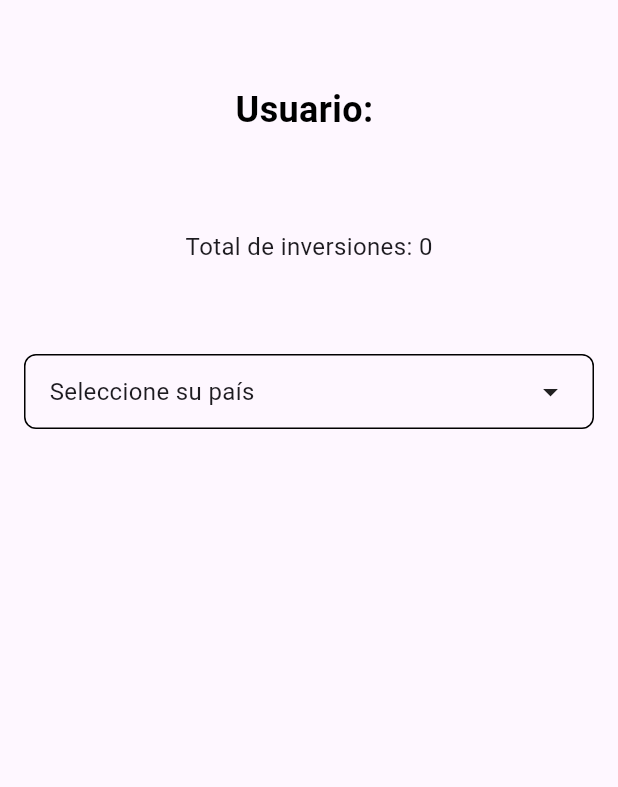
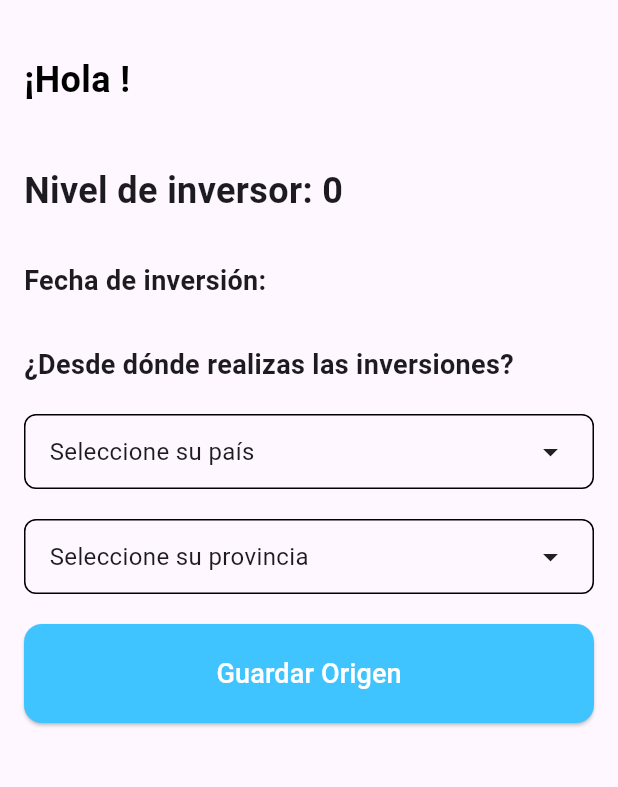
Before and after one commit to Mendez00/BreathBank, a Flutter app: the Ajustes screen opened directly, after a tap on the "menu" icon, after a tap on "Perfil", on a phone screen of 412 x 824 dp, the part 84-871 px from its top. Run offline on Flutter 3.47's test engine with Material 3 defaults, Android fonts, the phone set to English and light mode, and no system bars; our stand-ins replace cloud_firestore, country_picker, firebase_auth, firebase_core, just_audio, syncfusion_flutter_charts; accounts and stored records are empty.

Commit message:
Acabado pantallas Perfil y Ajustes.

```diff
--- a/lib/Paginas/ajustes.dart
+++ b/lib/Paginas/ajustes.dart
@@ -14,9 +14,12 @@ class Ajustes extends StatefulWidget {
 
 class EstadoAjustes extends State<Ajustes> {
   final TextEditingController nombreController = TextEditingController();
-  final TextEditingController contrasenaAntiguaController = TextEditingController();
-  final TextEditingController contrasenaNuevaController = TextEditingController();
-  final TextEditingController contrasenaRepetirController = TextEditingController();
+  final TextEditingController contrasenaAntiguaController =
+      TextEditingController();
+  final TextEditingController contrasenaNuevaController =
+      TextEditingController();
+  final TextEditingController contrasenaRepetirController =
+      TextEditingController();
   final FirebaseAuth _auth = FirebaseAuth.instance;
   final FirebaseFirestore _firestore = FirebaseFirestore.instance;
 
@@ -28,19 +31,17 @@ class EstadoAjustes extends State<Ajustes> {
     User? user = _auth.currentUser;
     if (user != null) {
       try {
-
         await user.updateDisplayName(nuevoNombre);
         await user.reload();
         user = _auth.currentUser;
 
-        DocumentReference userDocRef = _firestore.collection('usuarios').doc(user?.uid);
+        DocumentReference userDocRef =
+            _firestore.collection('usuarios').doc(user?.uid);
         DocumentSnapshot userDoc = await userDocRef.get();
 
         if (userDoc.exists) {
-
           await userDocRef.update({'nombre': nuevoNombre});
         } else {
-
           await userDocRef.set({'nombre': nuevoNombre});
         }
 
@@ -59,7 +60,8 @@ class EstadoAjustes extends State<Ajustes> {
     }
   }
 
-  Future<void> cambiarContrasena(String contrasenaAntigua, String nuevaContrasena) async {
+  Future<void> cambiarContrasena(
+      String contrasenaAntigua, String nuevaContrasena) async {
     User? user = _auth.currentUser;
     if (user != null) {
       AuthCredential credential = EmailAuthProvider.credential(
@@ -111,28 +113,35 @@ class EstadoAjustes extends State<Ajustes> {
         child: ListView(
           children: [
             const SizedBox(height: 20),
-            Center(
-              child: Column(
+            Row(
+              mainAxisAlignment: MainAxisAlignment.spaceBetween,
               children: [
-                  if (user?.photoURL != null)
-                    CircleAvatar(
-                      backgroundImage: NetworkImage(user!.photoURL!),
-                      radius: 50,
+                Text(
+                  '¡Hola $displayName!',
+                  style: TextStyle(
+                    fontSize: 24,
+                    fontWeight: FontWeight.bold,
+                    color: Colors.black,
                   ),
-                  const SizedBox(height: 20),
+                ),
+                const SizedBox(width: 5),
                 RichText(
                   text: TextSpan(
                     text: email,
-                      style: TextStyle(fontSize: 20, color: Colors.black),
+                    style: TextStyle(
+                        fontSize: 24,
+                        fontWeight: FontWeight.bold,
+                        color: Colors.blueAccent),
                   ),
                 ),
-                  const SizedBox(height: 20),
               ],
-              ),
             ),
             const SizedBox(height: 20),
             ExpansionTile(
-              title: Text('Cambiar nombre'),
+              title: Text(
+                'Cambiar nombre',
+                style: TextStyle(fontSize: 18, fontWeight: FontWeight.bold),
+              ),
               children: [
                 TextField(
                   controller: nombreController,
@@ -175,7 +184,10 @@ class EstadoAjustes extends State<Ajustes> {
               ],
             ),
             ExpansionTile(
-              title: Text('Cambiar contraseña'),
+              title: Text(
+                'Cambiar contraseña',
+                style: TextStyle(fontSize: 18, fontWeight: FontWeight.bold),
+              ),
               children: [
                 TextField(
                   controller: contrasenaAntiguaController,
@@ -274,7 +286,8 @@ class EstadoAjustes extends State<Ajustes> {
                         nuevaContrasena.isNotEmpty &&
                         repetirContrasena.isNotEmpty) {
                       if (nuevaContrasena == repetirContrasena) {
-                        await cambiarContrasena(contrasenaAntigua, nuevaContrasena);
+                        await cambiarContrasena(
+                            contrasenaAntigua, nuevaContrasena);
                       } else {
                         ScaffoldMessenger.of(context).showSnackBar(SnackBar(
                           content: Text('Las nuevas contraseñas no coinciden'),
--- a/lib/Paginas/perfil.dart
+++ b/lib/Paginas/perfil.dart
@@ -2,8 +2,8 @@ import 'package:flutter/material.dart';
 import 'package:firebase_auth/firebase_auth.dart';
 import 'package:cloud_firestore/cloud_firestore.dart';
 import 'package:intl/intl.dart';
-import 'package:breath_bank/Paginas/drawer.dart';
 import 'package:country_picker/country_picker.dart';
+import 'drawer.dart';
 
 class Perfil extends StatefulWidget {
   final Function()? onTap;
@@ -18,11 +18,11 @@ class EstadoPerfil extends State<Perfil> {
   final FirebaseAuth _auth = FirebaseAuth.instance;
   final FirebaseFirestore _firestore = FirebaseFirestore.instance;
 
-  String _displayName = '';
-  int _totalEjercicios = 0;
-  String _ultimaInversion = '';
-  String _primeraInversion = '';
+  String displayName = '';
+  int _nivelInversor = 0;
+  String _fechaInversion = '';
   String _selectedCountry = 'Seleccione su país';
+  String _selectedProvince = 'Seleccione su provincia';
 
   @override
   void initState() {
@@ -34,30 +34,42 @@ class EstadoPerfil extends State<Perfil> {
     User? user = _auth.currentUser;
     if (user != null) {
       setState(() {
-        _displayName = user.displayName ?? 'Por favor, actualiza tu nombre en la pantalla de ajustes';
+        displayName = user.displayName ?? '';
       });
 
       String userId = user.uid;
 
-      QuerySnapshot inversionesSnapshot = await _firestore
-          .collection('Inversiones')
-          .where('usuario_id', isEqualTo: userId)
-          .orderBy('fecha1')
-          .get();
+      try {
+        DocumentSnapshot resumenSnapshot = await _firestore
+            .collection('Prueba de nivel')
+            .doc(userId)
+            .collection('Pruebas')
+            .orderBy('fecha1', descending: true)
+            .limit(1)
+            .get()
+            .then((snapshot) => snapshot.docs.last);
 
-      if (inversionesSnapshot.docs.isNotEmpty) {
+        if (resumenSnapshot.exists) {
+          Map<String, dynamic> data = resumenSnapshot.data() as Map<String, dynamic>;
+
+          print("Data from Firestore: $data");
+
           setState(() {
-          List<DateTime> dates = inversionesSnapshot.docs.map((doc) {
-            Timestamp fecha = doc['fecha1'];
-            return fecha.toDate();
-          }).toList();
+            _nivelInversor = data['Nivel Inversor'] ?? 0;
+            Timestamp fecha = data['fecha1'] ?? Timestamp.now();
+            _fechaInversion = DateFormat('dd-MM-yyyy – kk:mm').format(fecha.toDate());
 
-          _totalEjercicios = inversionesSnapshot.docs.length;
-          dates.sort((a, b) => a.compareTo(b));
-          _primeraInversion = DateFormat('dd-MM-yyyy – kk:mm').format(dates.first);
-          _ultimaInversion = DateFormat('dd-MM-yyyy – kk:mm').format(dates.last);
+            print("Nivel Inversor: $_nivelInversor");
+            print("Fecha Inversión: $_fechaInversion");
           });
+        } else {
+          print("No existe documento de resumen para el usuario");
         }
+      } catch (e) {
+        print("Error al obtener datos del usuario: $e");
+      }
+    } else {
+      print("Usuario no está autenticado");
     }
   }
 
@@ -67,10 +79,49 @@ class EstadoPerfil extends State<Perfil> {
       showPhoneCode: false,
       onSelect: (Country country) {
         setState(() {
-          _selectedCountry = country.name;
+          _selectedCountry = country.name == "Spain" ? "España" : country.name;
         });
       },
     );
+  }
+
+  void _showProvincePicker() {
+    showDialog(
+      context: context,
+      builder: (BuildContext context) {
+        return AlertDialog(
+          title: Text('Seleccione su provincia'),
+          content: Container(
+            width: double.minPositive,
+            child: ListView.builder(
+              shrinkWrap: true,
+              itemCount: provinciasEspana.length,
+              itemBuilder: (BuildContext context, int index) {
+                return ListTile(
+                  title: Text(provinciasEspana[index]),
+                  onTap: () {
+                    setState(() {
+                      _selectedProvince = provinciasEspana[index];
+                    });
+                    Navigator.pop(context);
+                  },
+                );
+              },
+            ),
+          ),
+        );
+      },
+    );
+  }
+
+  Future<void> _saveOrigin() async {
+    User? user = _auth.currentUser;
+    if (user != null) {
+      await _firestore.collection('Lugar del usuario').doc(user.uid).set({
+        'pais': _selectedCountry,
+        'provincia': _selectedProvince,
+      });
+    }
   }
 
   @override
@@ -102,47 +153,53 @@ class EstadoPerfil extends State<Perfil> {
         child: ListView(
           children: [
             const SizedBox(height: 20),
-            Center(
-              child: Column(
+            Row(
+              mainAxisAlignment: MainAxisAlignment.spaceBetween,
               children: [
-                  const SizedBox(height: 20),
                 Text(
-                    'Usuario: $_displayName',
+                  '¡Hola $displayName!',
                   style: TextStyle(
                     fontSize: 24,
                     fontWeight: FontWeight.bold,
                     color: Colors.black,
                   ),
                 ),
-                  const SizedBox(height: 20),
+                const SizedBox(width: 5),
                 RichText(
                   text: TextSpan(
                     text: email,
-                      style: TextStyle(fontSize: 20, color: Colors.black),
+                    style: TextStyle(
+                        fontSize: 24,
+                        fontWeight: FontWeight.bold,
+                        color: Colors.blueAccent),
                   ),
                 ),
-                  const SizedBox(height: 20),
+              ],
+            ),
+            const SizedBox(height: 40),
             Text(
-                    'Total de inversiones: $_totalEjercicios',
-                    style: TextStyle(fontSize: 16),
+              'Nivel de inversor: $_nivelInversor',
+              style: TextStyle(fontSize: 24, fontWeight: FontWeight.bold),
             ),
-                  const SizedBox(height: 20),
-                  if (_ultimaInversion.isNotEmpty)
+            const SizedBox(height: 30),
             Text(
-                      'Última inversión: $_ultimaInversion',
-                      style: TextStyle(fontSize: 16),
+              'Fecha de inversión: $_fechaInversion',
+              style: TextStyle(fontSize: 18,fontWeight: FontWeight.bold),
             ),
-                  const SizedBox(height: 20),
-                  if (_primeraInversion.isNotEmpty)
+            const SizedBox(height: 30),
             Text(
-                      'Primera inversión: $_primeraInversion',
-                      style: TextStyle(fontSize: 16),
+              '¿Desde dónde realizas las inversiones?',
+              style: TextStyle(fontSize: 18, fontWeight: FontWeight.bold),
+              textAlign: TextAlign.left,
             ),
             const SizedBox(height: 20),
             GestureDetector(
               onTap: _showCountryPicker,
               child: Container(
-                      padding: const EdgeInsets.symmetric(vertical: 12.0, horizontal: 16.0),
+                padding: const EdgeInsets.symmetric(
+                  vertical: 12.0,
+                  horizontal: 16.0,
+                ),
                 decoration: BoxDecoration(
                   border: Border.all(color: Colors.black),
                   borderRadius: BorderRadius.circular(8.0),
@@ -159,7 +216,47 @@ class EstadoPerfil extends State<Perfil> {
                 ),
               ),
             ),
+            const SizedBox(height: 20),
+            GestureDetector(
+              onTap: _showProvincePicker,
+              child: Container(
+                padding: const EdgeInsets.symmetric(
+                  vertical: 12.0,
+                  horizontal: 16.0,
+                ),
+                decoration: BoxDecoration(
+                  border: Border.all(color: Colors.black),
+                  borderRadius: BorderRadius.circular(8.0),
+                ),
+                child: Row(
+                  mainAxisAlignment: MainAxisAlignment.spaceBetween,
+                  children: [
+                    Text(
+                      _selectedProvince,
+                      style: TextStyle(fontSize: 16),
+                    ),
+                    Icon(Icons.arrow_drop_down),
                   ],
+                ),
+              ),
+            ),
+            const SizedBox(height: 20),
+            ElevatedButton(
+              onPressed: _saveOrigin,
+              child: Text(
+                'Guardar Origen',
+                style: TextStyle(fontSize: 18.0),
+              ),
+              style: ElevatedButton.styleFrom(
+                foregroundColor: Colors.white,
+                backgroundColor: Colors.lightBlueAccent,
+                padding: const EdgeInsets.symmetric(
+                  vertical: 20.0,
+                  horizontal: 50.0,
+                ),
+                shape: RoundedRectangleBorder(
+                  borderRadius: BorderRadius.circular(12),
+                ),
               ),
             ),
           ],
@@ -168,3 +265,56 @@ class EstadoPerfil extends State<Perfil> {
     );
   }
 }
+
+const List<String> provinciasEspana = [
+  'Álava',
+  'Albacete',
+  'Alicante',
+  'Almería',
+  'Asturias',
+  'Ávila',
+  'Badajoz',
+  'Baleares',
+  'Barcelona',
+  'Burgos',
+  'Cáceres',
+  'Cádiz',
+  'Cantabria',
+  'Castellón',
+  'Ciudad Real',
+  'Córdoba',
+  'Cuenca',
+  'Gerona',
+  'Granada',
+  'Guadalajara',
+  'Guipúzcoa',
+  'Huelva',
+  'Huesca',
+  'Jaén',
+  'La Coruña',
+  'La Rioja',
+  'Las Palmas',
+  'León',
+  'Lérida',
+  'Lugo',
+  'Madrid',
+  'Málaga',
+  'Murcia',
+  'Navarra',
+  'Orense',
+  'Palencia',
+  'Pontevedra',
+  'Salamanca',
+  'Santa Cruz de Tenerife',
+  'Segovia',
+  'Sevilla',
+  'Soria',
+  'Tarragona',
+  'Teruel',
+  'Toledo',
+  'Valencia',
+  'Valladolid',
+  'Vizcaya',
+  'Zamora',
+  'Zaragoza'
+];
--- a/lib/main.dart
+++ b/lib/main.dart
@@ -1,11 +1,8 @@
 import 'package:firebase_core/firebase_core.dart';
 import 'firebase_options.dart';
-import 'package:breath_bank/Paginas/menuPrincipal.dart';
-import 'package:breath_bank/Paginas/resumen.dart';
 import 'package:breath_bank/Paginas/inicioSesion.dart';
 import 'package:flutter/material.dart';
-import 'package:breath_bank/Paginas/inversion.dart';
-import 'package:flutter/material.dart';
+
 
 
 void main() async{
@@ -23,7 +20,7 @@ class MyApp extends StatelessWidget {
   Widget build(BuildContext context) {
     return MaterialApp(
       debugShowCheckedModeBanner: false,
-    home: InicioSesion(),//MenuPrincipal(onTap: () {  }),
+    home: InicioSesion(),
       );
   }
 }
```
Also changed, not shown: lib/images/E1.png (deleted), lib/images/logo.png (deleted). Lines whose indentation alone changed are shown as unchanged.
